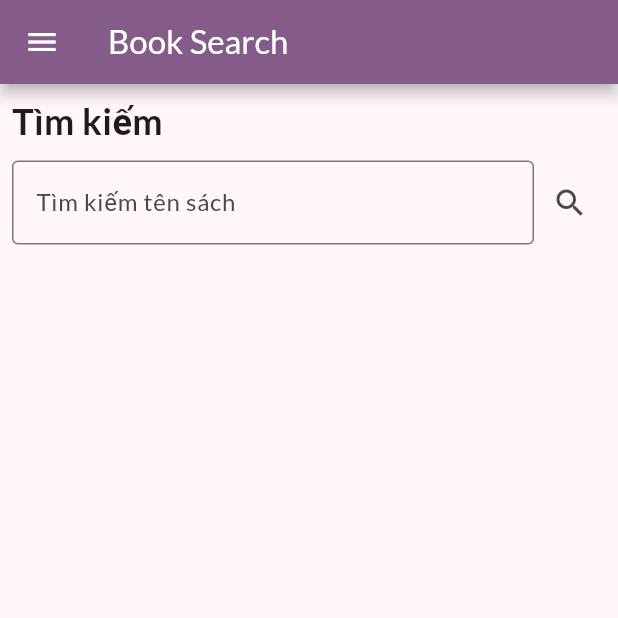
After one commit to LePhanThaoAnh/test-proejct-didong-book, a Flutter app: the FindBookScreen screen opened by its route, on a phone screen of 412 x 824 dp, the top half of it. The commit adds this screen. Run offline on Flutter 3.47's test engine with Material 3 defaults, Android fonts, the phone set to English and light mode, and no system bars; our stand-ins replace flutter_dotenv, shared_preferences; accounts and stored records are empty.

Commit message:
capnhat 10/4/2024

```diff
--- a/lib/main.dart
+++ b/lib/main.dart
@@ -1,4 +1,5 @@
 import 'package:flutter/material.dart';
+import 'package:myshop/ui/books/find_book_screen.dart';
 import 'package:provider/provider.dart';
 import 'package:myshop/ui/cart/cart_screen.dart';
 import 'package:myshop/ui/orders/orders_screen.dart';
@@ -118,6 +119,9 @@ class MyApp extends StatelessWidget {
             UserBooksScreen.routeName: (ctx) => const SafeArea(
                   child: UserBooksScreen(),
                 ),
+            FindBookScreen.routeName: (ctx) => const SafeArea(
+                  child: FindBookScreen(),
+                ),
           },
           onGenerateRoute: (settings) {
             if (settings.name == BookDetailScreen.routeName) {
--- a/lib/services/books_service.dart
+++ b/lib/services/books_service.dart
@@ -38,6 +38,57 @@ class BooksService extends FirebaseService {
       print(e);
       return books;
     }
+  }
+
+  // Future<Book?> findBookById(String id) async {
+  //   try {
+  //     final bookData = await httpFetch(
+  //       '$databaseUrl/books/$id.json?auth=$token',
+  //     ) as Map<String, dynamic>?;
+
+  //     if (bookData != null) {
+  //       final userFavoritesMap = await httpFetch(
+  //         '$databaseUrl/userFavorites/$userId.json?auth=$token',
+  //       ) as Map<String, dynamic>?;
+
+  //       final isFavorite = (userFavoritesMap == null)
+  //           ? false
+  //           : (userFavoritesMap[id] ?? false);
+
+  //       return Book.fromJson({
+  //         'id': id,
+  //         ...bookData,
+  //       }).copyWith(isFavorite: isFavorite);
+  //     } else {
+  //       return null;
+  //     }
+  //   } catch (e) {
+  //     print(e);
+  //     return null;
+  //   }
+  // }
+
+  Future<List<Book>> searchBooksByName(String name) async {
+    final List<Book> searchResults = [];
+    try {
+      final booksMap = await httpFetch('$databaseUrl/books.json?auth=$token')
+          as Map<String, dynamic>?;
+
+      if (booksMap != null) {
+        booksMap.forEach((bookId, book) {
+          final Book currentBook = Book.fromJson({
+            'id': bookId,
+            ...book,
+          });
+          if (currentBook.title.toLowerCase().contains(name.toLowerCase())) {
+            searchResults.add(currentBook);
+          }
+        });
+      }
+    } catch (e) {
+      print(e);
+    }
+    return searchResults;
   }
 
   Future<Book?> addBook(Book book) async {
--- /dev/null
+++ b/lib/ui/books/find_book_screen.dart
@@ -0,0 +1,111 @@
+import 'package:flutter/material.dart';
+import 'package:provider/provider.dart';
+import '../../models/book.dart'; // Import model book
+import '../../ui/books/books_manager.dart'; // Import BooksManager
+import '../shared/app_drawer.dart';
+
+class FindBookScreen extends StatelessWidget {
+  static const routeName = '/search';
+
+  const FindBookScreen({Key? key}) : super(key: key);
+
+  @override
+  Widget build(BuildContext context) {
+    void _searchBooks(String searchText, BuildContext context) async {
+      try {
+        final booksManager = Provider.of<BooksManager>(context, listen: false);
+        final List<Book> searchResult =
+            await booksManager.searchBooksByName(searchText);
+        Navigator.of(context).push(
+          MaterialPageRoute(
+            builder: (context) =>
+                SearchResultScreen(searchResult: searchResult),
+          ),
+        );
+      } catch (e) {
+        print(e);
+      }
+    }
+
+    TextEditingController _searchController = TextEditingController();
+
+    void _onSearchButtonPressed() {
+      String searchText = _searchController.text;
+      _searchBooks(searchText, context);
+    }
+
+    return Scaffold(
+      appBar: AppBar(
+        title: Text('Book Search'),
+      ),
+      drawer: const AppDrawer(),
+      body: Column(
+        crossAxisAlignment: CrossAxisAlignment.stretch,
+        children: [
+          Padding(
+            padding: const EdgeInsets.all(8.0),
+            child: Text(
+              'Tìm kiếm',
+              style: TextStyle(fontSize: 24, fontWeight: FontWeight.bold),
+            ),
+          ),
+          Padding(
+            padding: const EdgeInsets.symmetric(horizontal: 8.0),
+            child: Row(
+              children: [
+                Expanded(
+                  child: TextField(
+                    controller: _searchController,
+                    decoration: InputDecoration(
+                      labelText: 'Tìm kiếm tên sách',
+                      border: OutlineInputBorder(),
+                    ),
+                  ),
+                ),
+                IconButton(
+                  icon: Icon(Icons.search),
+                  onPressed: _onSearchButtonPressed,
+                ),
+              ],
+            ),
+          ),
+        ],
+      ),
+    );
+  }
+}
+
+class SearchResultScreen extends StatelessWidget {
+  final List<Book> searchResult;
+
+  const SearchResultScreen({Key? key, required this.searchResult})
+      : super(key: key);
+
+  @override
+  Widget build(BuildContext context) {
+    return Scaffold(
+      appBar: AppBar(
+        title: Text('Search Result'),
+      ),
+      body: ListView.builder(
+        itemCount: searchResult.length,
+        itemBuilder: (context, index) {
+          final book = searchResult[index];
+          return ListTile(
+            title: Text(book.title),
+            subtitle: Text(book.author),
+            leading: Image.network(
+              book.imageUrl,
+              width: 50,
+              height: 50,
+              fit: BoxFit.cover,
+            ),
+            onTap: () {
+              // Handle when a book is tapped
+            },
+          );
+        },
+      ),
+    );
+  }
+}
--- a/lib/ui/shared/app_drawer.dart
+++ b/lib/ui/shared/app_drawer.dart
@@ -5,6 +5,7 @@ import '../auth/auth_manager.dart';
 import '../orders/orders_screen.dart';
 import '../cart/cart_screen.dart';
 import '../books/user_books_screen.dart';
+import '../books/find_book_screen.dart';
 
 class AppDrawer extends StatelessWidget {
   const AppDrawer({super.key});
@@ -24,6 +25,15 @@ class AppDrawer extends StatelessWidget {
             title: const Text('Shop'),
             onTap: () {
               Navigator.of(context).pushReplacementNamed('/');
+            },
+          ),
+          const Divider(),
+          ListTile(
+            leading: const Icon(Icons.search),
+            title: const Text('Search Books'),
+            onTap: () {
+              Navigator.of(context)
+                  .pushReplacementNamed(FindBookScreen.routeName);
             },
           ),
           const Divider(),
```
Also changed, not shown: lib/ui/books/books_manager.dart (+9 -2 lines).
